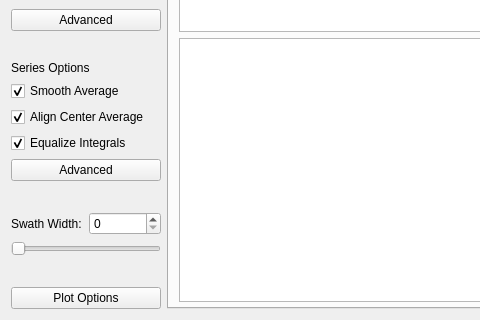
First picture: the form in resources/stringMainWidget.ui, repository gill14/AccuPatt, before the edit; both pictures show x 0 to 480 and y 279 to 599 of the 1100 by 599 pixel window.
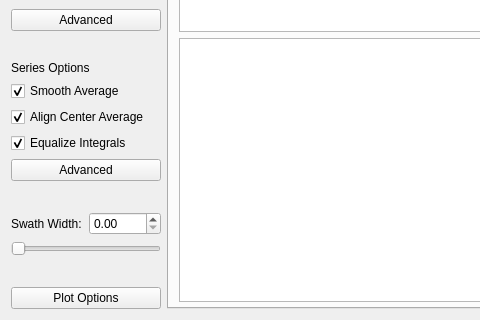
Second picture: the form after the edit. Custom widgets are drawn as their Qt base class.

Commit message: swath/adjusted_swath from int to float; associated db migration

The edit to the form file:
```diff
--- a/resources/stringMainWidget.ui
+++ b/resources/stringMainWidget.ui
@@ -234,18 +234,18 @@
         </widget>
        </item>
        <item>
-        <widget class="QSpinBox" name="spinBoxSwathAdjusted">
+        <widget class="QDoubleSpinBox" name="spinBoxSwathAdjusted">
          <property name="specialValueText">
           <string/>
          </property>
          <property name="minimum">
-          <number>0</number>
+          <double>0.000000000000000</double>
          </property>
          <property name="maximum">
-          <number>500</number>
+          <double>500.000000000000000</double>
          </property>
          <property name="value">
-          <number>0</number>
+          <double>0.000000000000000</double>
          </property>
         </widget>
        </item>
```
The commit also changes 10 other files.
